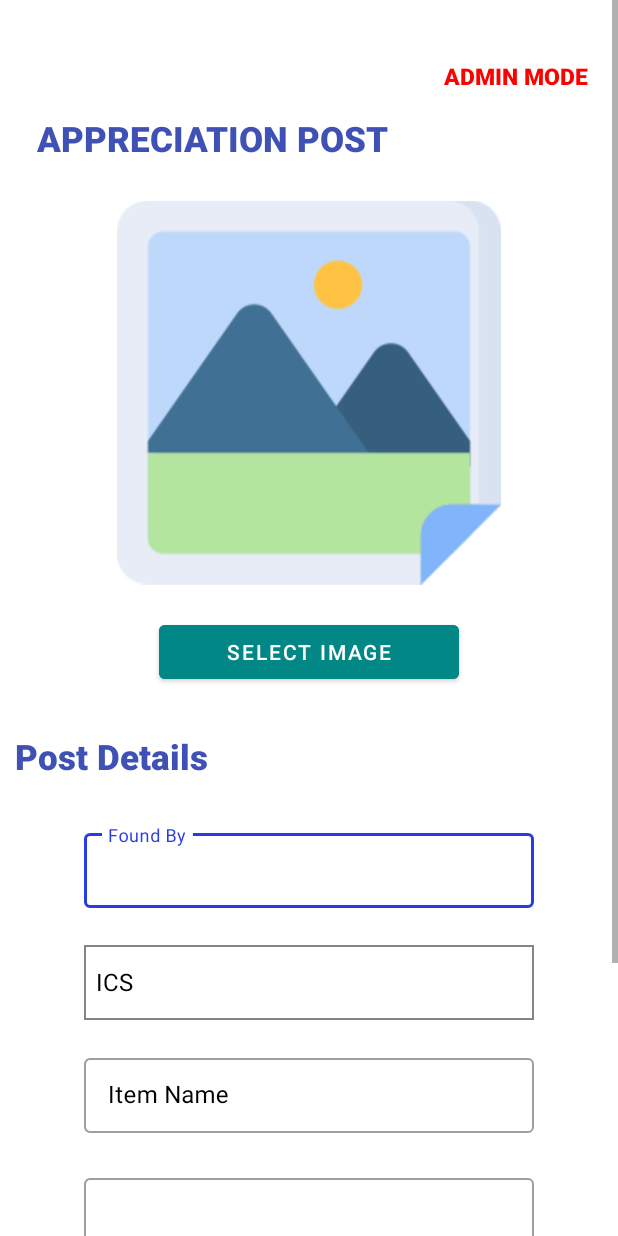
After one commit to Yuu-03/IFind, an Android app: the AdminPostAppreciate screen opened directly, with no data from a screen before it, on a phone screen of 412 x 824 dp. The commit adds this screen. Run offline under Robolectric (Android 15) with nearby library versions, the phone set to English and light mode, and no system bars; our stand-ins replace Firebase (no records; nobody signed in at launch, a user with empty details on screens opened directly), Picasso; pictures from the network do not load.

Commit message:
5/20/2023
Appreciation Posting 50% Working Will continue later

```diff
--- /dev/null
+++ b/app/src/main/res/drawable/spinnerdes.xml
@@ -0,0 +1,4 @@
+<?xml version="1.0" encoding="utf-8"?>
+<shape xmlns:android="http://schemas.android.com/apk/res/android" android:shape="rectangle"><!-- Background color -->
+    <stroke android:color="#858383" android:width="1dp" />
+</shape>
--- /dev/null
+++ b/app/src/main/res/layout/activity_admin_post_appreciate.xml
@@ -0,0 +1,156 @@
+<?xml version="1.0" encoding="utf-8"?>
+<ScrollView xmlns:android="http://schemas.android.com/apk/res/android"
+    xmlns:app="http://schemas.android.com/apk/res-auto"
+    xmlns:tools="http://schemas.android.com/tools"
+    android:layout_width="match_parent"
+    android:layout_height="match_parent"
+    android:background="@color/white"
+    tools:context=".AdminPostAppreciate">
+
+    <LinearLayout
+        android:layout_width="match_parent"
+        android:layout_height="wrap_content"
+        android:orientation="vertical"
+        android:layout_marginTop="20dp"
+        android:layout_marginBottom="20dp"
+        android:padding="10dp"
+        android:gravity="center">
+        <TextView
+            android:id="@+id/textView1"
+            android:layout_width="match_parent"
+            android:layout_height="wrap_content"
+            android:layout_margin="10dp"
+            android:layout_marginEnd="10dp"
+            android:fontFamily="sans-serif-medium"
+            android:textAlignment="textEnd"
+            android:text="ADMIN MODE"
+            android:textColor="@color/red"
+            android:textSize="15sp"
+            android:textStyle="bold" />
+
+        <TextView
+            android:id="@+id/textView2"
+            android:layout_width="match_parent"
+            android:layout_height="wrap_content"
+            android:layout_marginStart="10dp"
+            android:layout_marginTop="5dp"
+            android:layout_marginBottom="20dp"
+            android:fontFamily="sans-serif-medium"
+            android:text="APPRECIATION POST"
+            android:textColor="#3F51B5"
+            android:textSize="23sp"
+            android:textStyle="bold" />
+
+        <ImageView
+            android:id="@+id/image_preview"
+            android:layout_width="wrap_content"
+            android:layout_height="267dp"
+            android:clickable="false"
+            android:src="@drawable/image" />
+
+        <Button
+            android:id="@+id/upload"
+            android:layout_width="200dp"
+            android:layout_height="wrap_content"
+            android:layout_marginTop="15dp"
+            android:layout_marginBottom="20dp"
+            android:text="@string/upload_image"
+            android:backgroundTint="@color/teal_700"
+            android:textAlignment="center"
+            android:textColor="#FFFFFF" />
+
+        <TextView
+            android:id="@+id/textdetails"
+            android:layout_width="match_parent"
+            android:layout_height="wrap_content"
+            android:layout_marginTop="10dp"
+            android:layout_marginBottom="20dp"
+            android:fontFamily="sans-serif-medium"
+            android:text="@string/post_details"
+            android:textColor="#3F51B5"
+            android:textSize="23sp"
+            android:textStyle="bold" />
+
+        <com.google.android.material.textfield.TextInputLayout
+            android:id="@+id/person_name"
+            android:layout_width="300dp"
+            android:layout_height="60dp"
+            android:textColorHint="@color/black"
+            android:inputType="textPersonName"
+            android:layout_margin="10dp"
+            style="@style/Widget.MaterialComponents.TextInputLayout.OutlinedBox">
+
+            <com.google.android.material.textfield.TextInputEditText
+                android:id="@+id/personName"
+                android:layout_width="300dp"
+                android:layout_height="50dp"
+                android:hint="@string/found_by" />
+        </com.google.android.material.textfield.TextInputLayout>
+
+        <Spinner
+            android:id="@+id/spinnerType"
+            android:layout_width="300dp"
+            android:layout_height="50dp"
+            android:layout_margin="10dp"
+            android:textColorHint="@color/black"
+            android:background="@drawable/spinnerdes"/>
+
+        <com.google.android.material.textfield.TextInputLayout
+            android:id="@+id/item_found"
+            android:layout_width="300dp"
+            android:layout_height="60dp"
+            android:textColorHint="@color/black"
+            android:layout_margin="10dp"
+            android:inputType="textPersonName"
+            style="@style/Widget.MaterialComponents.TextInputLayout.OutlinedBox">
+
+            <com.google.android.material.textfield.TextInputEditText
+                android:id="@+id/itemfound"
+                android:layout_width="300dp"
+                android:layout_height="50dp"
+                android:hint="@string/item_name11">
+            </com.google.android.material.textfield.TextInputEditText>
+        </com.google.android.material.textfield.TextInputLayout>
+
+        <com.google.android.material.textfield.TextInputLayout
+            android:id="@+id/description"
+            android:layout_width="300dp"
+            android:layout_height="160dp"
+            android:layout_marginBottom="15dp"
+            android:textColorHint="@color/black"
+            android:hint="@string/description"
+            android:layout_margin="10dp"
+            style="@style/Widget.MaterialComponents.TextInputLayout.OutlinedBox">
+
+            <com.google.android.material.textfield.TextInputEditText
+                android:id="@+id/description_text"
+                android:layout_width="300dp"
+                android:layout_height="150dp"
+                android:layout_marginTop="16dp"
+                android:layout_marginBottom="20dp"
+                android:inputType="textMultiLine"
+                android:lines="20"
+                android:scrollbars="vertical"
+                android:scrollHorizontally="false">
+
+            </com.google.android.material.textfield.TextInputEditText>
+        </com.google.android.material.textfield.TextInputLayout>
+
+        <Button
+            android:id="@+id/submit_appre"
+            android:layout_width="150dp"
+            android:layout_height="wrap_content"
+            android:layout_marginTop="20dp"
+            android:backgroundTint="@color/teal_700"
+            android:elevation="@dimen/cardview_default_elevation"
+            android:text="@string/post_appreciation"
+            android:textAlignment="center"
+            android:textColor="#FFFFFF"
+            android:layout_marginBottom="30dp"
+            app:cornerRadius="30dp" />
+
+
+
+    </LinearLayout>
+
+</ScrollView>
--- /dev/null
+++ b/app/src/main/res/values/arrays.xml
@@ -0,0 +1,16 @@
+<?xml version="1.0" encoding="utf-8"?>
+<resources>
+    <string-array name="spinner_items">
+        <item>ICS</item>
+        <item>COENG</item>
+        <item>COED</item>
+        <item>CAS</item>
+        <item>CBPA</item>
+        <item>CANR</item>
+        <item>IFMS</item>
+        <item>COTT</item>
+        <item>ENTIENZA</item>
+        <item>STAFF</item>
+        <item>GUARD</item>
+    </string-array>
+</resources>
--- a/app/src/main/res/values/strings.xml
+++ b/app/src/main/res/values/strings.xml
@@ -122,4 +122,12 @@
     <string name="date_found">Date Found:</string>
     <string name="time_found">Time Found:</string>
     <string name="found_by">Found By</string>
+    <string name="appreciate">Appreciate</string>
+    <string name="post_details">Post Details</string>
+    <string name="enter_name">Enter Name</string>
+    <string name="item_name11">Item Name</string>
+    <string name="enter_department">Enter Department</string>
+    <string name="post_appreciation">Post</string>
+
+
 </resources>
```
Also changed, not shown: app/src/main/AndroidManifest.xml (+6 -3 lines), app/src/main/java/com/example/ifind/AdminMain.java (+12 -2 lines), app/src/main/java/com/example/ifind/AdminPostAppreciate.java (added, +308 -0 lines), app/src/main/java/com/example/ifind/AppreFragment.java (+6 -6 lines), app/src/main/java/com/example/ifind/AppreciationAdapterClass.java (deleted, +0 -81 lines), app/src/main/java/com/example/ifind/AppreciationItemHelperClass.java (+43 -31 lines), app/src/main/res/layout/activity_admin_main.xml (+15 -2 lines).
